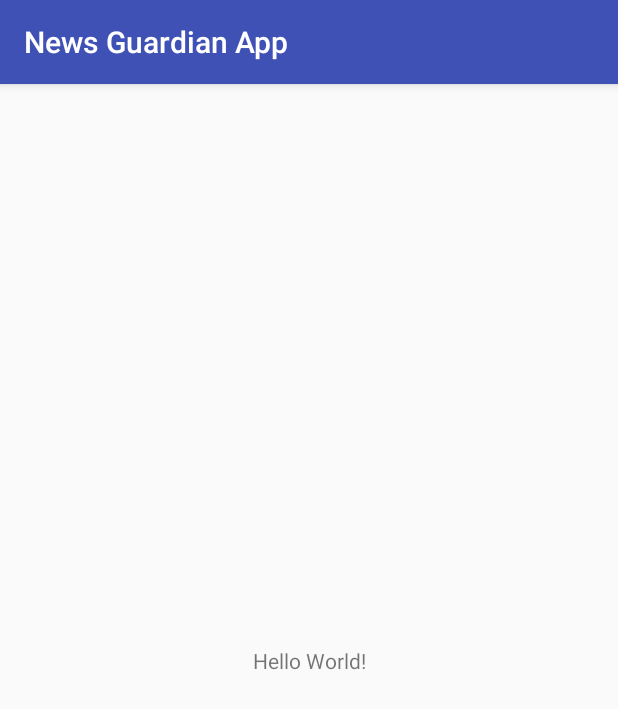
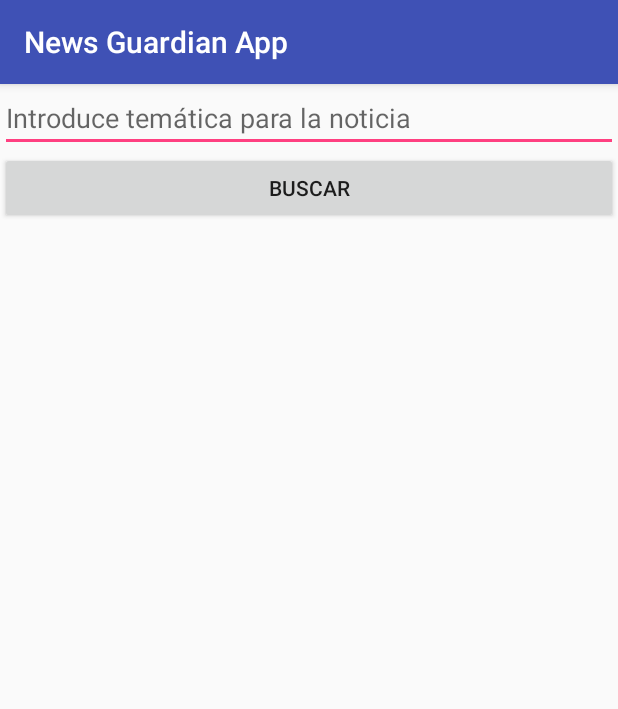
Before and after one commit to rovermore/NewsGuardianApp, an Android app: the screen it shows after launch (MainActivity), on a phone screen of 412 x 824 dp. Shown: the top 709 px of the screen. Run offline under Robolectric (Android 15) with nearby library versions, the phone set to English and light mode, and no system bars.

Commit message:
nuevo update

```diff
--- a/app/build.gradle
+++ b/app/build.gradle
@@ -27,4 +27,5 @@ dependencies {
     compile 'com.android.support:appcompat-v7:25.3.1'
     compile 'com.android.support.constraint:constraint-layout:1.0.2'
     testCompile 'junit:junit:4.12'
+    compile 'junit:junit:4.12'
 }
--- a/app/src/main/java/com/example/rovermore/newsguardianapp/MainActivity.java
+++ b/app/src/main/java/com/example/rovermore/newsguardianapp/MainActivity.java
@@ -5,6 +5,7 @@ import android.os.Bundle;
 import android.support.v7.app.AppCompatActivity;
 import android.util.Log;
 import android.view.View;
+import android.widget.Button;
 import android.widget.EditText;
 import android.widget.ListView;
 import android.widget.ProgressBar;
@@ -20,10 +21,24 @@ public class MainActivity extends AppCompatActivity {
     public static final String LOG_TAG = MainActivity.class.getSimpleName();
 
     private EditText userQuery;
+
     @Override
     protected void onCreate(Bundle savedInstanceState) {
         super.onCreate(savedInstanceState);
         setContentView(R.layout.activity_main);
+
+        //Inflates emptyStateView in order to not apperar in screen until loading has finished
+        emptyStateView = (TextView) findViewById(R.id.empty_state);
+
+        //Saves ProgresBar view into an object in order to treat it from java
+        progressBar= (ProgressBar) findViewById(R.id.loading_spinner);
+
+        //Takes the search form the user and ads it into a String
+        userQuery = (EditText)findViewById(R.id.noticia_search_bar);
+
+        Button search = (Button)findViewById(R.id.search_button);
+
+
     }
 
 
--- a/app/src/main/java/com/example/rovermore/newsguardianapp/NoticiaLoader.java
+++ b/app/src/main/java/com/example/rovermore/newsguardianapp/NoticiaLoader.java
@@ -39,7 +39,8 @@ public class NoticiaLoader extends AsyncTaskLoader{
             e.printStackTrace();
         }
 
-        String stringUrl = userQuery;
+
+        String stringUrl = QueryUtils.createUrlWithQuery(String.valueOf(userQuery));
 
         URL urlObject = QueryUtils.createURL(stringUrl);
 
--- a/app/src/main/java/com/example/rovermore/newsguardianapp/QueryUtils.java
+++ b/app/src/main/java/com/example/rovermore/newsguardianapp/QueryUtils.java
@@ -1,5 +1,6 @@
 package com.example.rovermore.newsguardianapp;
 
+import android.net.Uri;
 import android.util.Log;
 
 import org.json.JSONArray;
@@ -24,29 +25,31 @@ import static com.example.rovermore.newsguardianapp.MainActivity.LOG_TAG;
 public class QueryUtils {
 
 
+    public static final String URL_NOTICIA_REQUEST ="https://content.guardianapis.com/search?q";
+    public static final String API_KEY= "05a3c47e-b7a6-410a-831f-ede407255b16";
+
     private QueryUtils() {
     }
 
 
     //This method generates a url from the query that user inputs
-    /*public static String createUrlWithQuery (String str){
+    public static String createUrlWithQuery (String str){
 
-        String query = str;
+        Uri.Builder uriBuilderQuery = new Uri.Builder();
 
-        query.replace(" ","+");
+        uriBuilderQuery.scheme("https")
+                        .authority("content.guardianapis.com")
+                        .appendPath("search")
+                        .appendQueryParameter("q",str)
+                        .appendQueryParameter("api-key", API_KEY);
 
-        StringBuilder url = new StringBuilder(URL_BOOKS_REQUEST);
 
-        url.append("q=");
 
-        url.append(query);
 
-        url.append("&maxResults=10");
-
-        String urlString = String.valueOf(url);
+        String urlString = uriBuilderQuery.build().toString();
 
         return urlString;
-    }*/
+    }
 
     public static URL createURL(String stringUrl){
 
--- a/app/src/main/res/layout/activity_main.xml
+++ b/app/src/main/res/layout/activity_main.xml
@@ -1,18 +1,50 @@
 <?xml version="1.0" encoding="utf-8"?>
-<android.support.constraint.ConstraintLayout xmlns:android="http://schemas.android.com/apk/res/android"
-    xmlns:app="http://schemas.android.com/apk/res-auto"
-    xmlns:tools="http://schemas.android.com/tools"
-    android:layout_width="match_parent"
-    android:layout_height="match_parent"
-    tools:context="com.example.rovermore.newsguardianapp.MainActivity">
+<LinearLayout xmlns:android="http://schemas.android.com/apk/res/android"
+    android:orientation="vertical" android:layout_width="match_parent"
+    android:layout_height="match_parent">
+
+    <EditText
+        android:layout_width="match_parent"
+        android:layout_height="wrap_content"
+        android:id="@+id/noticia_search_bar"
+        android:hint="Introduce temática para la noticia"/>
+    <Button
+        android:layout_width="match_parent"
+        android:layout_height="wrap_content"
+        android:id="@+id/search_button"
+        android:text="Buscar"/>
 
     <TextView
         android:layout_width="wrap_content"
         android:layout_height="wrap_content"
-        android:text="Hello World!"
-        app:layout_constraintBottom_toBottomOf="parent"
-        app:layout_constraintLeft_toLeftOf="parent"
-        app:layout_constraintRight_toRightOf="parent"
-        app:layout_constraintTop_toTopOf="parent" />
+        android:layout_centerVertical="true"
+        android:layout_centerHorizontal="true"
+        android:text="No news found"
+        android:visibility="gone"
+        android:id="@+id/empty_state"
+        android:layout_gravity="center"
+        />
 
-</android.support.constraint.ConstraintLayout>
+    <ProgressBar
+        android:id="@+id/loading_spinner"
+        style="@style/Widget.AppCompat.ProgressBar"
+        android:layout_width="wrap_content"
+        android:layout_height="wrap_content"
+        android:layout_centerVertical="true"
+        android:layout_centerHorizontal="true"
+        android:layout_gravity="center"
+        android:visibility="gone"/>
+
+    <ListView
+        android:layout_width="match_parent"
+        android:layout_height="match_parent"
+        android:orientation="vertical"
+        android:id="@+id/list">
+
+
+    </ListView>
+
+
+
+
+</LinearLayout>
```
